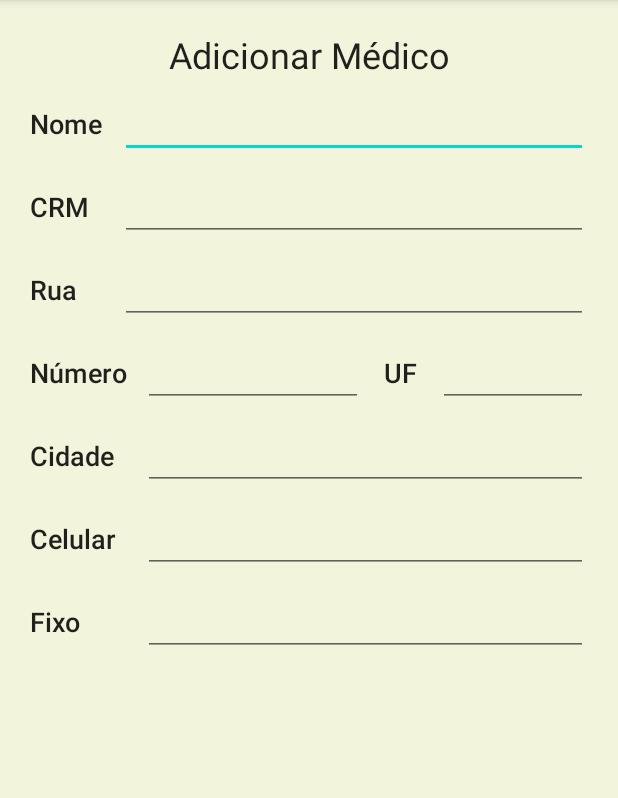
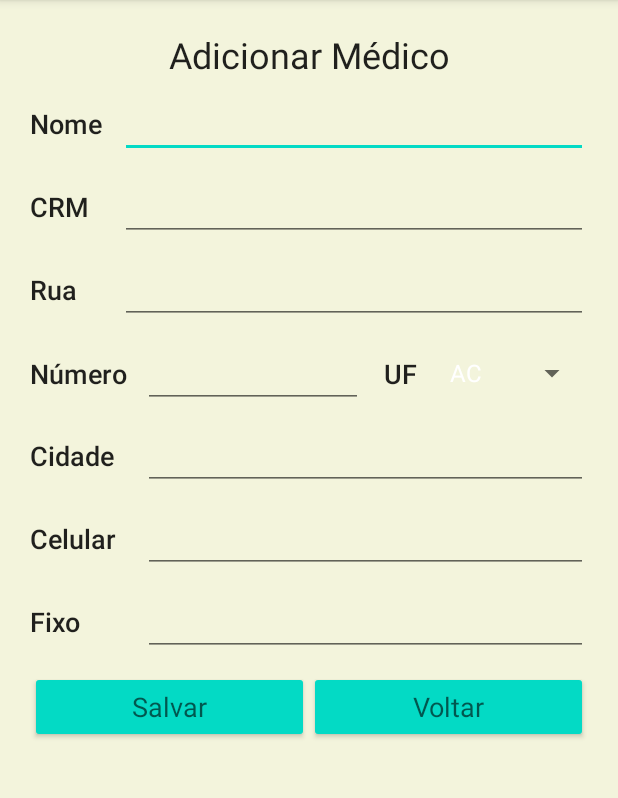
Before and after one commit to MDLago/5S-ProgramacaoAndroid, an Android app: the AdicionaMedico screen opened directly, with no data from a screen before it, on a phone screen of 412 x 824 dp, the part 84-882 px from its top. Run offline under Robolectric (Android 15) with nearby library versions, the phone set to English and light mode, and no system bars.

Commit message:
Continação Health Check

```diff
--- a/AppEscola/app/src/main/java/br/com/dlweb/myapplication/ListarAlunoActivity.java
+++ b/AppEscola/app/src/main/java/br/com/dlweb/myapplication/ListarAlunoActivity.java
@@ -5,7 +5,6 @@ import androidx.appcompat.app.AppCompatActivity;
 import android.content.Context;
 import android.content.Intent;
 import android.database.Cursor;
-import android.database.SQLException;
 import android.database.sqlite.SQLiteDatabase;
 import android.os.Bundle;
 import android.view.View;
--- a/HealthCheck/app/src/main/java/br/univali/prog/healthcheck/AdicionaMedico.java
+++ b/HealthCheck/app/src/main/java/br/univali/prog/healthcheck/AdicionaMedico.java
@@ -2,13 +2,94 @@ package br.univali.prog.healthcheck;
 
 import androidx.appcompat.app.AppCompatActivity;
 
+import android.content.Intent;
+import android.database.SQLException;
 import android.os.Bundle;
+import android.view.View;
+import android.widget.ArrayAdapter;
+import android.widget.EditText;
+import android.widget.Spinner;
+import android.widget.Toast;
 
 public class AdicionaMedico extends AppCompatActivity {
+
+    DB db;
+
+    EditText etNome;
+    EditText etCRM;
+    EditText etRua;
+    EditText etNumero;
+    EditText etCidade;
+    Spinner spUF;
+    EditText etCelular;
+    EditText etFixo;
 
     @Override
     protected void onCreate(Bundle savedInstanceState) {
         super.onCreate(savedInstanceState);
         setContentView(R.layout.activity_adiciona_medico);
+
+        etNome = findViewById(R.id.et_MedicoNome);
+        etCRM = findViewById(R.id.et_MedicoCRM);
+        etRua = findViewById(R.id.et_MedicoRua);
+        etNumero = findViewById(R.id.ev_MedicoNumero);
+        etCidade = findViewById(R.id.et_MedicoCidade);
+        spUF = findViewById(R.id.sp_MedicoUF);
+        etCelular = findViewById(R.id.et_MedicoCelular);
+        etFixo = findViewById(R.id.et_MedicoFixo);
+
+        db = new DB(getApplicationContext());
+        spinnerUF();
+    }
+    //tempo, 0 = curto, 1 = longo
+    private void exibirMensagem(String msg,int tempo){
+        Toast.makeText(getApplicationContext(),msg,tempo).show();
+    }
+
+    //region Botões
+    public void btnAdicionarMedico(View v){
+        if(campoVazio()){
+            exibirMensagem("Favor preencher todos os campos.",0);
+            return;
+        }
+
+        String nome = etNome.getText().toString().trim();
+        String crm = etCRM.getText().toString().trim();
+        String rua= etRua.getText().toString().trim();
+        int numero= Integer.parseInt(etNumero.getText().toString());
+        String cidade= etCidade.getText().toString().trim();
+        String uf= spUF.getSelectedItem().toString();
+        String celular= etCelular.getText().toString().trim();
+        String fixo= etFixo.getText().toString().trim();
+
+        try{
+            db.inserirMedico(nome,crm,rua,numero,cidade,uf,celular,fixo);
+        }catch (SQLException e){
+            exibirMensagem(e.getMessage(),1);
+        }
+
+        exibirMensagem("Adicionado com sucesso",0);
+    }
+    public void btnVoltar(View v){
+        Intent i = new Intent(getApplicationContext(),MainActivity.class);
+        startActivity(i);
+    }
+
+    //endregion
+
+    private void spinnerUF(){
+        ArrayAdapter<String> arrayAdapter = new ArrayAdapter<String>(getApplicationContext(),android.R.layout.simple_spinner_dropdown_item,getResources().getStringArray(R.array.UF));
+        spUF.setAdapter(arrayAdapter);
+    }
+
+    private boolean campoVazio(){
+        return etNome.getText().toString().trim().isEmpty() ||
+                etCRM.getText().toString().trim().isEmpty() ||
+                etRua.getText().toString().trim().isEmpty() ||
+                etNumero.getText().toString().trim().isEmpty() ||
+                etCidade.getText().toString().trim().isEmpty() ||
+                spUF.getSelectedItem().toString().trim().isEmpty() ||
+                etCelular.getText().toString().trim().isEmpty() ||
+                etFixo.getText().toString().trim().isEmpty();
     }
 }
--- a/HealthCheck/app/src/main/res/layout/activity_adiciona_medico.xml
+++ b/HealthCheck/app/src/main/res/layout/activity_adiciona_medico.xml
@@ -125,12 +125,10 @@
             android:textAppearance="@style/TextAppearance.AppCompat.Body2"
             android:textSize="18sp" />
 
-        <EditText
-            android:id="@+id/et_MedicoUF"
+        <Spinner
+            android:id="@+id/sp_MedicoUF"
             android:layout_width="100dp"
-            android:layout_height="wrap_content"
-            android:ems="10"
-            android:inputType="textPersonName" />
+            android:layout_height="match_parent" />
     </LinearLayout>
 
     <LinearLayout
@@ -206,4 +204,34 @@
             android:inputType="phone" />
 
     </LinearLayout>
+
+    <LinearLayout
+        android:layout_width="match_parent"
+        android:layout_height="wrap_content"
+        android:layout_marginStart="20dp"
+        android:layout_marginEnd="20dp"
+        android:layout_marginBottom="10dp"
+        android:orientation="horizontal">
+
+        <Button
+            android:id="@+id/btn_salvar"
+            style="@style/Widget.AppCompat.Button.Colored"
+            android:layout_width="wrap_content"
+            android:layout_height="wrap_content"
+            android:layout_weight="1"
+            android:onClick="btnAdicionarMedico"
+            android:text="@string/salvar"
+            android:textAppearance="@style/TextAppearance.AppCompat.Medium" />
+
+        <Button
+            android:id="@+id/btn_Voltar"
+            style="@style/Widget.AppCompat.Button.Colored"
+            android:layout_width="wrap_content"
+            android:layout_height="wrap_content"
+            android:layout_weight="1"
+            android:onClick="btnVoltar"
+            android:text="@string/voltar"
+            android:textAppearance="@style/TextAppearance.AppCompat.Medium" />
+
+    </LinearLayout>
 </LinearLayout>
--- a/HealthCheck/app/src/main/res/values/strings.xml
+++ b/HealthCheck/app/src/main/res/values/strings.xml
@@ -14,4 +14,36 @@
     <string name="celular">Celular</string>
     <string name="fixo">Fixo</string>
     <string name="uf">UF</string>
+    <string name="salvar">Salvar</string>
+    <string name="voltar">Voltar</string>
+    <string name="menu_principal">Menu Principal</string>
+    <string-array name="UF">
+        <item>AC</item>
+        <item>AL</item>
+        <item>AM</item>
+        <item>AP</item>
+        <item>BA</item>
+        <item>CE</item>
+        <item>DF</item>
+        <item>ES</item>
+        <item>GO</item>
+        <item>MA</item>
+        <item>MG</item>
+        <item>MS</item>
+        <item>MT</item>
+        <item>PA</item>
+        <item>PB</item>
+        <item>PE</item>
+        <item>PI</item>
+        <item>PR</item>
+        <item>RJ</item>
+        <item>RN</item>
+        <item>RO</item>
+        <item>RR</item>
+        <item>RS</item>
+        <item>SC</item>
+        <item>SE</item>
+        <item>SP</item>
+        <item>TO</item>
+    </string-array>
 </resources>
```
Also changed, not shown: HealthCheck/app/src/main/java/br/univali/prog/healthcheck/DB.java (+59 -3 lines), HealthCheck/app/src/main/java/br/univali/prog/healthcheck/MainActivity.java (+26 -1 lines), HealthCheck/app/src/main/res/layout/activity_main.xml (+6 -1 lines).
